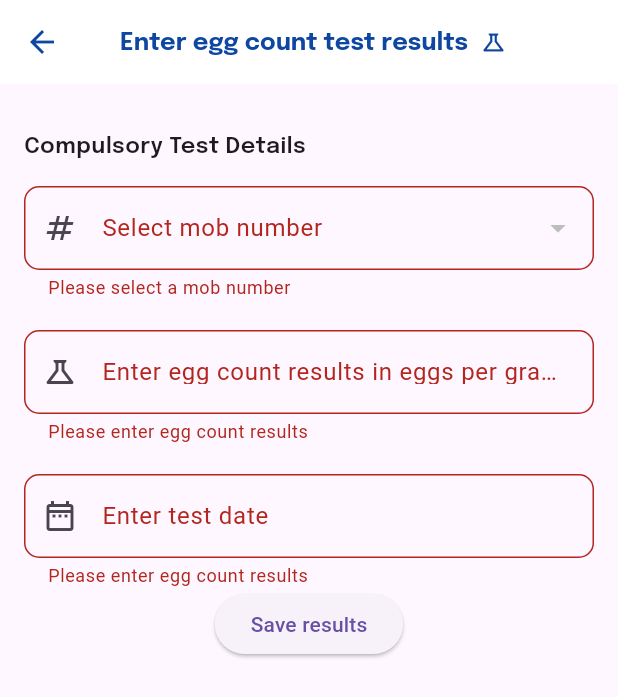
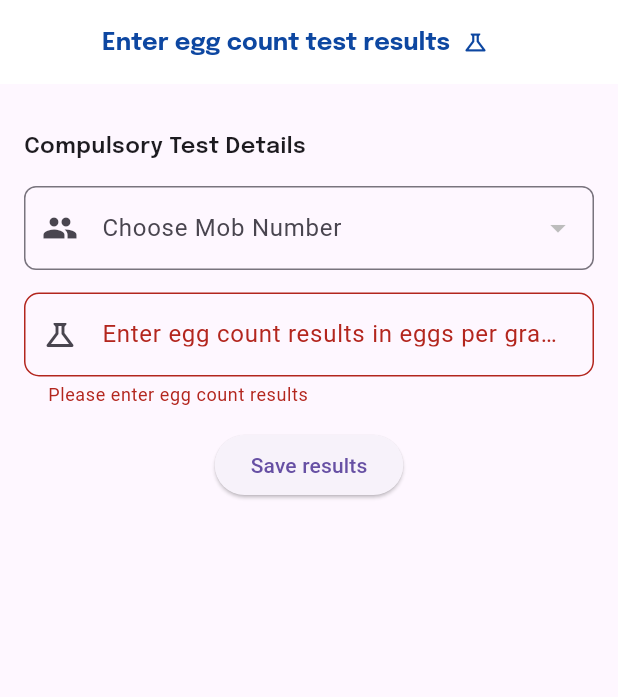
Before and after one commit to mn-nao-ren/drenchmate1017, a Flutter app: the EnterResultsPage screen opened by its route, after a tap on "Save results", on a phone screen of 412 x 824 dp. Shown: the top 697 px of the screen. Run offline on Flutter 3.47's test engine with Material 3 defaults, Android fonts, the phone set to English and light mode, and no system bars; our stand-ins replace cloud_firestore, device_info_plus, firebase_auth, firebase_core, flutter_local_notifications, google_fonts and 3 more; missing offline and left inert: excel, flutter_email_sender; accounts and stored records are empty.

```diff
--- a/lib/main.dart
+++ b/lib/main.dart
@@ -21,6 +21,7 @@ import 'package:drenchmate_2024/presentation/screens/mobs_view.dart';
 import 'package:drenchmate_2024/business_logic/services/advanced_notice_logic.dart';
 import 'package:drenchmate_2024/presentation/screens/drench_success_screen.dart';
 import 'package:drenchmate_2024/presentation/screens/export_page.dart';
+import 'package:drenchmate_2024/presentation/screens/save_results_success.dart';
 
 void main() async {
   WidgetsFlutterBinding.ensureInitialized();
@@ -107,6 +108,7 @@ class DrenchMateApp extends StatelessWidget {
           MobsView.id: (context) =>  const MobsView(),
           DrenchSuccessPage.id: (context) => const DrenchSuccessPage(),
           ExportPage.id: (context) => const ExportPage(),
+          ResultsSavedPage.id: (context) => const ResultsSavedPage(),
 
         },
 
--- a/lib/presentation/screens/enter_egg_test_results.dart
+++ b/lib/presentation/screens/enter_egg_test_results.dart
@@ -1,8 +1,11 @@
+import 'package:drenchmate_2024/presentation/components/bottom_navigation_bar.dart';
+import 'package:drenchmate_2024/presentation/screens/save_results_success.dart';
 import 'package:firebase_auth/firebase_auth.dart';
 import 'package:flutter/material.dart';
 import 'package:google_fonts/google_fonts.dart';
 import 'package:drenchmate_2024/business_logic/services/firestore_service.dart';
 import 'package:drenchmate_2024/presentation/screens/dashboard_view.dart';
+import 'package:drenchmate_2024/presentation/screens/save_results_success.dart';
 
 class EnterResultsPage extends StatefulWidget {
   static String id = 'enter_results_page';
@@ -14,6 +17,14 @@ class EnterResultsPage extends StatefulWidget {
 }
 
 class _EnterResultsPageState extends State<EnterResultsPage> {
+  List<Map<String, dynamic>> mobs = [];
+  bool isLoading = true;
+  List<String> mobNumbers = [];
+
+  Map<String, String> mobNumberToIdMap = {};
+
+  String? _selectedMobNumber;
+
   final FirestoreService _firestoreService = FirestoreService();
   User? currentUser = FirebaseAuth.instance.currentUser;
   final _formKey = GlobalKey<FormState>();
@@ -21,46 +32,53 @@ class _EnterResultsPageState extends State<EnterResultsPage> {
   DateTime? testDate;
   int? eggCountResults;
 
-  List<String> mobList = [];
-  List<String> fetchedMobs = [];
-  String? selectedMob;
 
-  Future<void> getMobs() async {
-    if (currentUser != null) {
+
+  Future<void> _loadMobs() async {
     try {
-        fetchedMobs = await _firestoreService.fetchMobs(currentUser!.uid);
-        print('Fetched mobs: $fetchedMobs');
+      final fetchedMobs = await _firestoreService.fetchUserMobs();
+
       setState(() {
-          mobList = fetchedMobs.toSet().toList(); // Ensure unique values
+        mobs = fetchedMobs;
+        isLoading = false;
+
+        // populate mobNumbers list and mobNumberToIdMap
+        mobNumbers = fetchedMobs.map((mob) => mob['mobNumber'].toString()).toList();
+        mobNumberToIdMap = {for (var mob in fetchedMobs) mob['mobNumber'].toString(): mob['id']};
+
+        // if there are no mobs for the user, _selectedMobNumber is cleared
+        if (_selectedMobNumber != null && !mobNumbers.contains(_selectedMobNumber)) {
+          _selectedMobNumber = null;
+        }
       });
     } catch (e) {
-        // Handle error fetching mobs
-        // print('Error fetching mobs: $e');
-        ScaffoldMessenger.of(context).showSnackBar(
-          SnackBar(content: Text('Failed to load mobs: $e')),
-        );
+      print('Failed to load mobs: $e');
+      setState(() {
+        isLoading = false;
+      });
+
     }
   }
+
+  @override
+  void initState() {
+    super.initState();
+    _loadMobs();
   }
 
 
 
   @override
-  void initState() {
-    super.initState();
-    getMobs();
-  }
-
-  @override
   Widget build(BuildContext context) {
     return Scaffold(
         appBar: AppBar(
+          automaticallyImplyLeading: false,
           backgroundColor: Colors.white,
           foregroundColor: Colors.blue.shade900,
           title: Row(
             children: [
               Text(
-                '  Enter egg count test results',
+                '             Enter egg count test results',
                 style: GoogleFonts.epilogue(
                   fontWeight: FontWeight.bold,
                   fontSize: 16,
@@ -92,43 +110,33 @@ class _EnterResultsPageState extends State<EnterResultsPage> {
                       /* this one should be a drop down menu, fetch all mobs from
               * db and display in the menu */
                       DropdownButtonFormField<String>(
+                        value: _selectedMobNumber,
                         decoration: InputDecoration(
-                          labelText: 'Select mob number',
-                          prefixIcon: const Icon(Icons.numbers_outlined),
+                          labelText: 'Choose Mob Number',
+                          prefixIcon: const Icon(Icons.group),
                           border: OutlineInputBorder(
-                            borderRadius: BorderRadius.circular(10.0),
+                            borderRadius: BorderRadius.circular(8),
                           ),
                         ),
-                        value: selectedMob,
-                        items: mobList.map((mob) {
-                          return DropdownMenuItem(
+                        items: mobNumbers.map((mob) {
+                          return DropdownMenuItem<String>(
                             value: mob,
                             child: Text(mob),
                           );
                         }).toList(),
-                        validator: (value) {
-                          if (value == null || value.isEmpty) {
-                            return 'Please select a mob number';
-                          }
-                          return null;
+                        onChanged: (value) async {
+                          setState(() {
+                            _selectedMobNumber = value!;
+                          });
+
                         },
-                        onChanged: (value) {
-                          setState(() {
-                            selectedMob = value;
-                          });
-                        },
+
                         onSaved: (value) {
                           mobNumber = value;
                         },
                       ),
-                      const SizedBox(height: 10),
+                      const SizedBox(height: 15),
 
-                      /* property address field still lacking auto pre-fill logic here */
-
-                      const SizedBox(height: 10),
-
-                      /* another drop down field of paddock numbers user has entered in
-              * the system previously  */
 
                       TextFormField(
                         decoration: InputDecoration(
@@ -149,30 +157,8 @@ class _EnterResultsPageState extends State<EnterResultsPage> {
                           eggCountResults = int.parse(value!);
                         },
                       ),
-                      const SizedBox(
-                        height: 20,
-                      ),
 
-                      TextFormField(
-                        decoration: InputDecoration(
-                          labelText:
-                          'Enter test date',
-                          prefixIcon: const Icon(Icons.date_range_outlined),
-                          border: OutlineInputBorder(
-                            borderRadius: BorderRadius.circular(10.0),
-                          ),
-                        ),
-                        validator: (value) {
-                          if (value == null || value.isEmpty) {
-                            return 'Please enter egg count results';
-                          }
-                          return null;
-                        },
-                        onSaved: (value) {
-
-                        },
-                      ),
-
+                      const SizedBox( height: 15),
                       Center(
                         child: ElevatedButton(
                           onPressed: () async {
@@ -181,9 +167,7 @@ class _EnterResultsPageState extends State<EnterResultsPage> {
 
                               try {
                                 await _firestoreService.saveEggResults(
-                                currentUser!.uid,
                                     mobNumber!,
-
                                     eggCountResults!,
                                 );
 
@@ -192,18 +176,26 @@ class _EnterResultsPageState extends State<EnterResultsPage> {
                                     content: Text('Results saved successfully'),
                                   ),
                                 );
+
                                 Navigator.pushNamed(context, DashboardScreen.id);
                               } catch (e) {
                                 ScaffoldMessenger.of(context).showSnackBar(
                                   SnackBar(
-                                  content: Text('Failed to save results: $e'),
-                                ),
+                                    content: Text('Failed to save egg results: $e'),
+                                  )
                                 );
                               }
                             }
                           },
                           child: const Text('Save results'),
-                      ))
-                    ]))));
+                        )
+                      )
+                    ]
+                )
+            )
+
+        ),
+
+    );
   }
 }
```
Also changed, not shown: lib/business_logic/services/advanced_notice_logic.dart (+29 -15 lines), lib/business_logic/services/firestore_service.dart (+11 -20 lines), lib/data/advanced_notice_repo.dart (deleted, +0 -59 lines), lib/presentation/screens/dashboard_view.dart (+11 -21 lines), lib/presentation/screens/save_results_success.dart (added, +29 -0 lines). Lines whose indentation alone changed are shown as unchanged.
